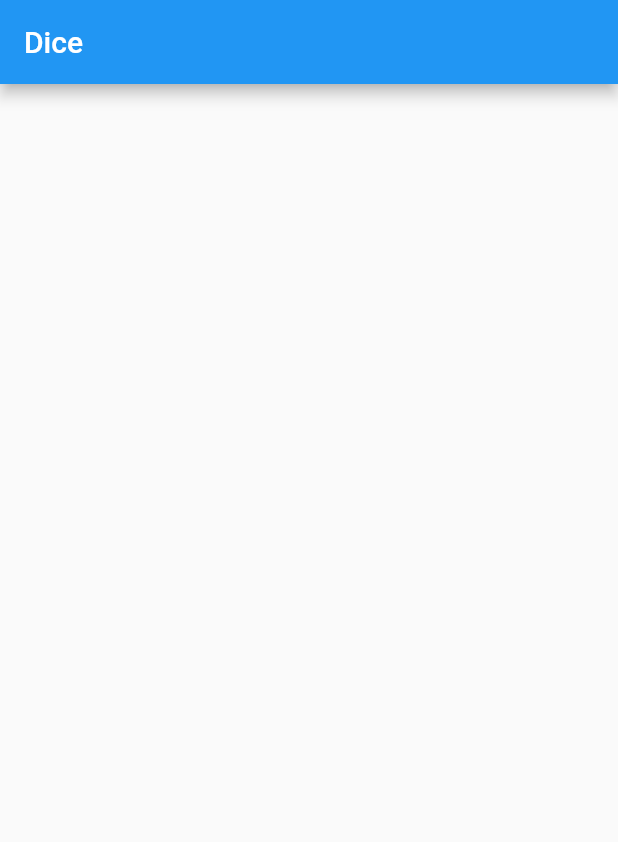
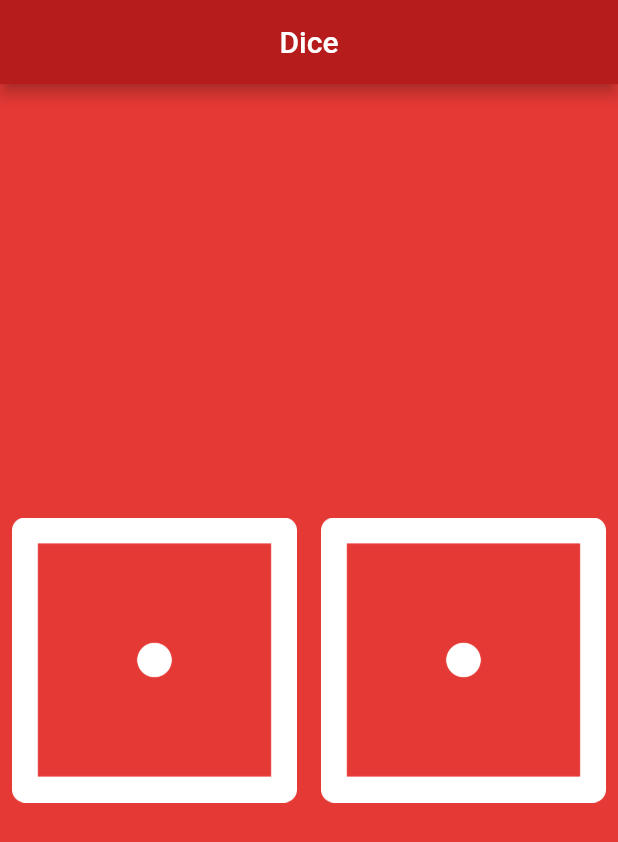
Before and after one commit to XUXAYM/dice_app, a Flutter app: the screen it shows after launch, on a phone screen of 412 x 824 dp. Shown: the top 842 px of the screen. Run offline on Flutter 3.47's test engine with Material 2 defaults, Android fonts, the phone set to English and light mode, and no system bars.

```diff
--- a/lib/main.dart
+++ b/lib/main.dart
@@ -1,4 +1,5 @@
 import 'package:flutter/material.dart';
+import 'dart:math';
 
 void main() {
   runApp(MaterialApp(
@@ -13,11 +14,44 @@ class DiceRollingPage extends StatefulWidget {
 }
 
 class _DiceRollingPageState extends State<DiceRollingPage> {
+  int leftDiceNumber = 1;
+  int rightDiceNumber = 1;
+
+  void setNewDicesNumbers() => setState(() {
+        leftDiceNumber = Random().nextInt(6) + 1;
+        rightDiceNumber = Random().nextInt(6) + 1;
+      });
+
   @override
   Widget build(BuildContext context) {
     return Scaffold(
+      backgroundColor: Colors.red.shade600,
       appBar: AppBar(
+        centerTitle: true,
         title: Text('Dice'),
+        backgroundColor: Colors.red.shade900,
+      ),
+      body: Center(
+        child: Row(
+          children: [
+            Expanded(
+              child: TextButton(
+                onPressed: setNewDicesNumbers,
+                child: Image.asset(
+                  'images/dice$leftDiceNumber.png',
+                ),
+              ),
+            ),
+            Expanded(
+              child: TextButton(
+                onPressed: setNewDicesNumbers,
+                child: Image.asset(
+                  'images/dice$rightDiceNumber.png',
+                ),
+              ),
+            ),
+          ],
+        ),
       ),
     );
   }
--- a/pubspec.yaml
+++ b/pubspec.yaml
@@ -1,4 +1,4 @@
-name: Dice
+name: dice_app
 description: A dices rolling application.
 
 publish_to: 'none'
```
Also changed, not shown: 5 other files.
